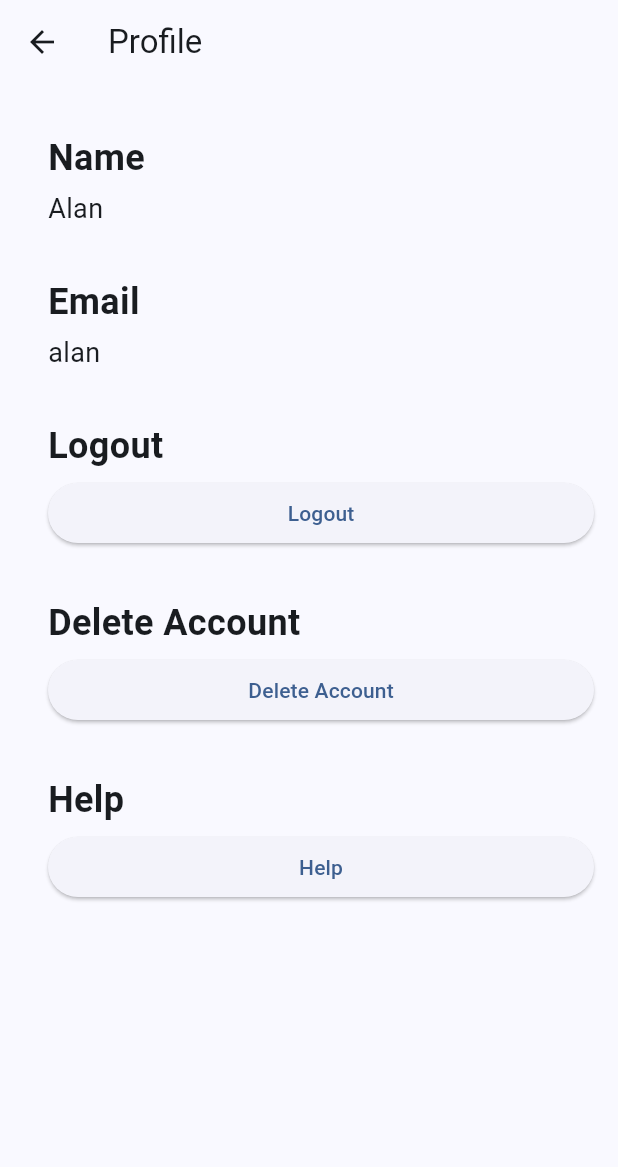
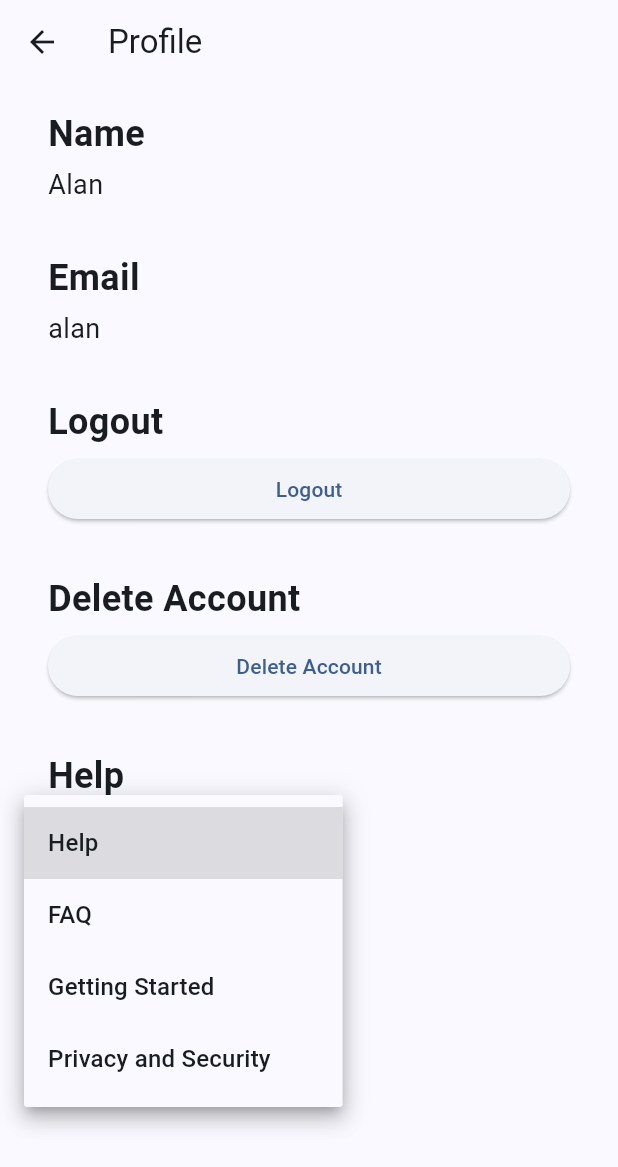
Before and after one commit to IsaacJ60/HealthScreen, a Flutter app: the ProfilePage screen opened by its route, after a tap on "Help", on a phone screen of 412 x 824 dp. Shown: the top 1167 px of the screen. Run offline on Flutter 3.47's test engine with Material 2 defaults, Android fonts, the light colour scheme and no system bars; our stand-ins replace cloud_firestore, firebase_core, flutter_login; missing offline and left inert: flutter_survey, survey_kit; accounts and stored records are empty.

Commit message:
added the help section

```diff
--- a/surveyapp/lib/profile_page.dart
+++ b/surveyapp/lib/profile_page.dart
@@ -2,24 +2,37 @@ import 'package:flutter/material.dart';
 import 'package:surveyapp/login_screen.dart';
 import 'package:surveyapp/database.dart';
 
-class ProfilePage extends StatelessWidget {
+class ProfilePage extends StatefulWidget {
   static const routeName = "/profile";
 
-  ProfilePage({Key? key, required this.username}) : super(key: key);
+  const ProfilePage({Key? key, required this.username}) : super(key: key);
 
   final String username;
 
   @override
+  _ProfilePageState createState() => _ProfilePageState();
+}
+
+class _ProfilePageState extends State<ProfilePage> {
+  String name = "Alan";
+  String email = "";
+
+  String selectedOption = "Help";
+
+  @override
+  void initState() {
+    super.initState();
+    email = widget.username;
+  }
+
+  @override
   Widget build(BuildContext context) {
-    String name = "Alan";
-    String email = username;
-
     return Scaffold(
       appBar: AppBar(
-        title: Text("Profile"),
+        title: const Text("Profile"),
       ),
       body: ListView(
-        padding: const EdgeInsets.all(16.0),
+        padding: const EdgeInsets.only(left: 16.0, bottom: 16.0, right: 16.0),
         children: [
           _buildSection("Name"),
           _buildText(name),
@@ -38,10 +51,10 @@ class ProfilePage extends StatelessWidget {
 
   Widget _buildSection(String headerText) {
     return Padding(
-      padding: const EdgeInsets.only(left: 16.0, top: 16.0, bottom: 4.0),
+      padding: const EdgeInsets.only(left: 16.0, top: 16.0, bottom: 4.0, right: 16.0),
       child: Text(
         headerText,
-        style: TextStyle(
+        style: const TextStyle(
           fontSize: 24,
           fontWeight: FontWeight.bold,
         ),
@@ -51,10 +64,10 @@ class ProfilePage extends StatelessWidget {
 
   Widget _buildText(String text) {
     return Padding(
-      padding: const EdgeInsets.only(left: 16.0, bottom: 16.0),
+      padding: const EdgeInsets.only(left: 16.0, bottom: 16.0, right: 16.0),
       child: Text(
         text,
-        style: TextStyle(
+        style: const TextStyle(
           fontSize: 18,
         ),
       ),
@@ -63,7 +76,7 @@ class ProfilePage extends StatelessWidget {
 
   Widget _buildLogoutButton(BuildContext context) {
     return Padding(
-      padding: const EdgeInsets.only(left: 16.0, bottom: 16.0),
+      padding: const EdgeInsets.only(left: 16.0, bottom: 16.0, right: 16.0),
       child: ElevatedButton(
         onPressed: () {
           Navigator.push(
@@ -71,36 +84,78 @@ class ProfilePage extends StatelessWidget {
             MaterialPageRoute(builder: (context) => LoginScreen()),
           );
         },
-        child: Text("Logout"),
+        child: const Text("Logout"),
       ),
     );
   }
 
   Widget _buildDeleteAccountButton(BuildContext context) {
     return Padding(
-      padding: const EdgeInsets.only(left: 16.0, bottom: 16.0),
+      padding: const EdgeInsets.only(left: 16.0, bottom: 16.0, right: 16.0),
       child: ElevatedButton(
         onPressed: () {
-          Database.deleteUser(username);
+          Database.deleteUser(widget.username);
           Navigator.push(
             context,
             MaterialPageRoute(builder: (context) => LoginScreen()),
           );
         },
-        child: Text("Delete Account"),
+        child: const Text("Delete Account"),
       ),
     );
   }
 
   Widget _buildHelpButton() {
-    return Padding(
-      padding: const EdgeInsets.only(left: 16.0, bottom: 16.0),
-      child: ElevatedButton(
-        onPressed: () {
-          // https://cdn.discordapp.com/attachments/1119084344192016384/1128786582615359590/image.png
-        },
-        child: Text("Help"),
-      ),
+    Map<String, String> helpTexts = Map<String, String>();
+    helpTexts["Help"] = "Select a help option";
+    helpTexts["FAQ"] = "FAQ"; // TODO: Add FAQ
+    helpTexts["Getting Started"] = "Getting Started"; // TODO: Add Getting Started
+    helpTexts["Privacy and Security"] = "Privacy and Security"; // TODO: Add Privacy and Security
+
+    String helpText = helpTexts[selectedOption]!;
+
+    return Column(
+      crossAxisAlignment: CrossAxisAlignment.start,
+      children: [
+        Padding(
+          padding: const EdgeInsets.only(left: 16.0, bottom: 16.0, right: 16.0),
+          child: DropdownButton<String>(
+            value: selectedOption,
+            items: const [
+              DropdownMenuItem(
+                value: "Help",
+                child: Text("Help")
+              ),
+              DropdownMenuItem(
+                value: 'FAQ',
+                child: Text('FAQ'),
+              ),
+              DropdownMenuItem(
+                value: 'Getting Started',
+                child: Text('Getting Started'),
+              ),
+              DropdownMenuItem(
+                value: 'Privacy and Security',
+                child: Text('Privacy and Security'),
+              ),
+            ],
+            onChanged: (String? newValue) {
+              setState(() {
+                selectedOption = newValue!;
+              });
+            },
+          )
+        ),
+        Padding(
+          padding: const EdgeInsets.only(left: 16.0, bottom: 16.0),
+          child: Text(
+            helpText,
+            style: const TextStyle(
+              fontSize: 18,
+            ),
+          ),
+        )
+      ],
     );
   }
 }
```
